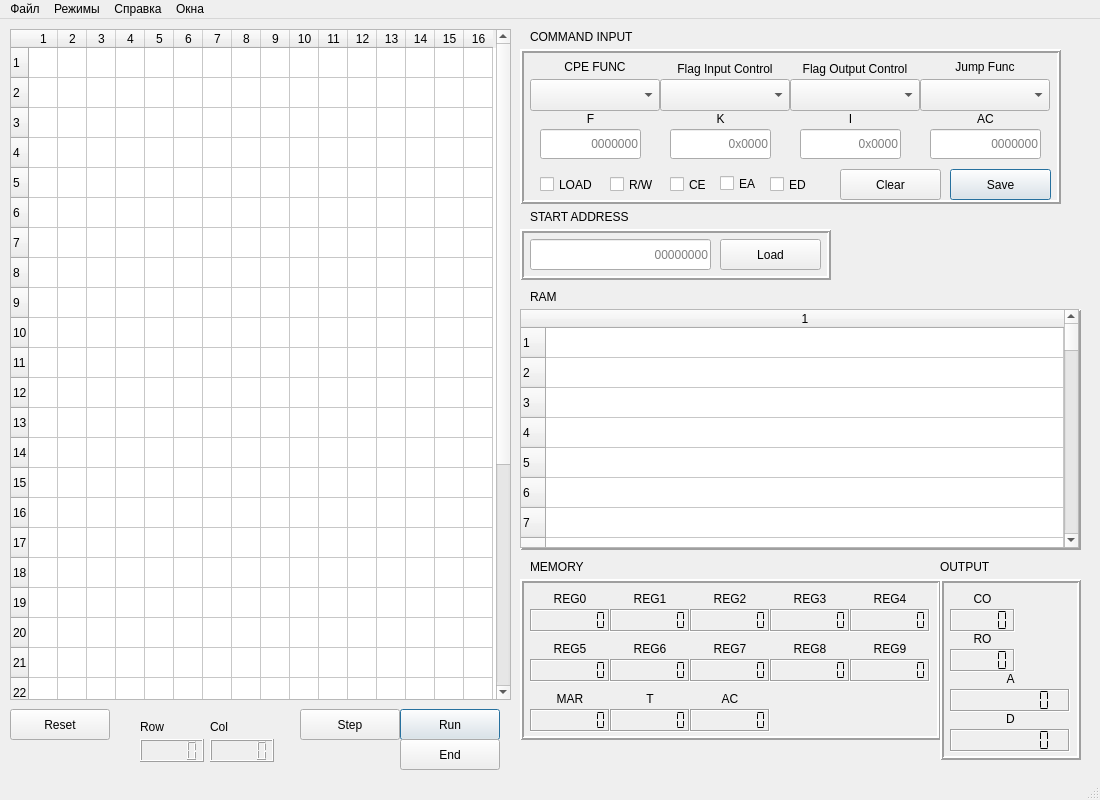
The window that MT589/mainwindow.ui (devborz/mt589-simulator) describes before a commit, drawn with Qt 5.
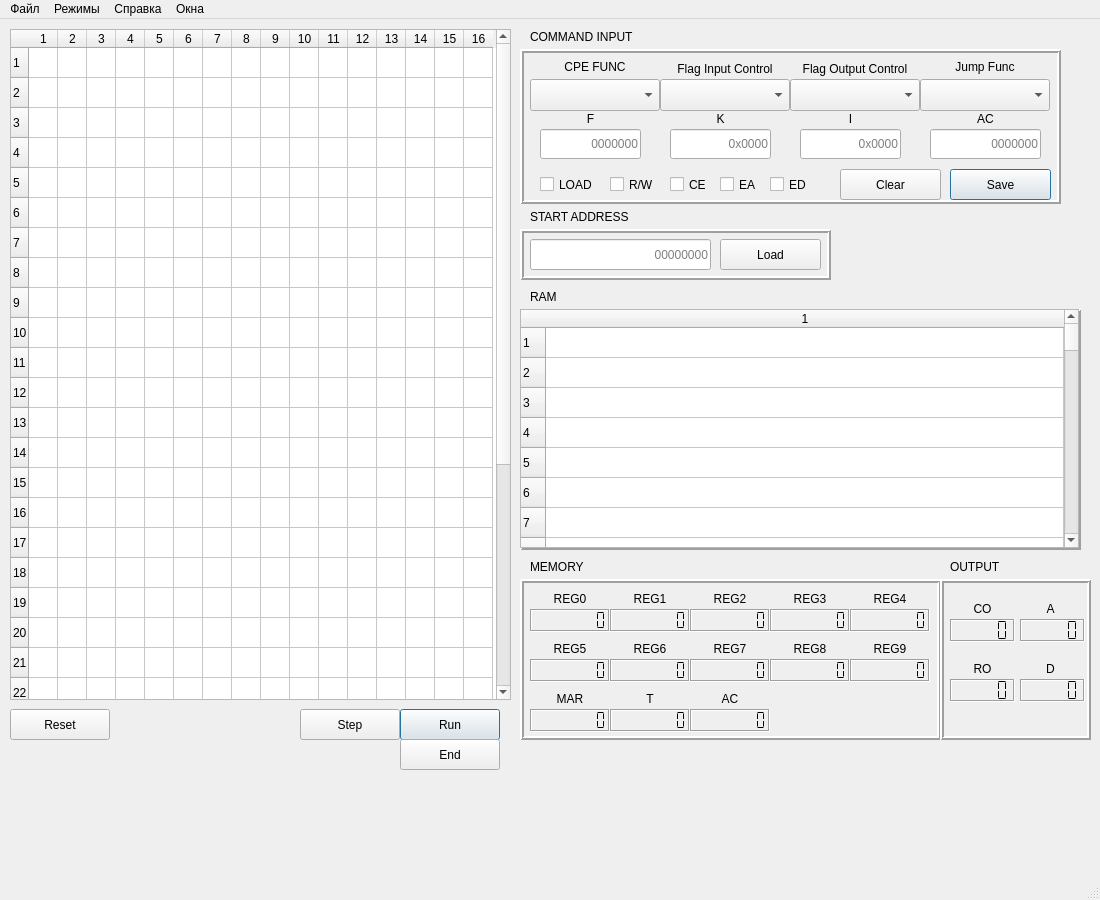
The same window after the commit. Icons and pictures are not drawn.

Patch:
```diff
--- a/MT589/mainwindow.ui
+++ b/MT589/mainwindow.ui
@@ -10,19 +10,19 @@
     <x>0</x>
     <y>0</y>
     <width>1100</width>
-    <height>800</height>
+    <height>900</height>
    </rect>
   </property>
   <property name="minimumSize">
    <size>
     <width>1100</width>
-    <height>800</height>
+    <height>900</height>
    </size>
   </property>
   <property name="maximumSize">
    <size>
     <width>1100</width>
-    <height>800</height>
+    <height>900</height>
    </size>
   </property>
   <property name="baseSize">
@@ -814,7 +814,7 @@
    <widget class="QLabel" name="label_30">
     <property name="geometry">
      <rect>
-      <x>940</x>
+      <x>950</x>
       <y>540</y>
       <width>58</width>
       <height>16</height>
@@ -962,8 +962,8 @@
      <rect>
       <x>940</x>
       <y>560</y>
-      <width>141</width>
-      <height>181</height>
+      <width>151</width>
+      <height>161</height>
      </rect>
     </property>
     <property name="frameShape">
@@ -978,9 +978,9 @@
     <widget class="QLabel" name="label_27">
      <property name="geometry">
       <rect>
-       <x>10</x>
-       <y>90</y>
-       <width>121</width>
+       <x>80</x>
+       <y>20</y>
+       <width>61</width>
        <height>20</height>
       </rect>
      </property>
@@ -995,7 +995,7 @@
      <property name="geometry">
       <rect>
        <x>10</x>
-       <y>50</y>
+       <y>80</y>
        <width>65</width>
        <height>20</height>
       </rect>
@@ -1011,7 +1011,7 @@
      <property name="geometry">
       <rect>
        <x>10</x>
-       <y>70</y>
+       <y>100</y>
        <width>65</width>
        <height>23</height>
       </rect>
@@ -1042,7 +1042,7 @@
      <property name="geometry">
       <rect>
        <x>10</x>
-       <y>10</y>
+       <y>20</y>
        <width>65</width>
        <height>20</height>
       </rect>
@@ -1057,9 +1057,9 @@
     <widget class="QLCDNumber" name="Alcd">
      <property name="geometry">
       <rect>
-       <x>10</x>
-       <y>110</y>
-       <width>120</width>
+       <x>80</x>
+       <y>40</y>
+       <width>65</width>
        <height>23</height>
       </rect>
      </property>
@@ -1079,7 +1079,7 @@
       <number>1</number>
      </property>
      <property name="digitCount">
-      <number>8</number>
+      <number>5</number>
      </property>
      <property name="mode">
       <enum>QLCDNumber::Hex</enum>
@@ -1092,7 +1092,7 @@
      <property name="geometry">
       <rect>
        <x>10</x>
-       <y>30</y>
+       <y>40</y>
        <width>65</width>
        <height>23</height>
       </rect>
@@ -1122,9 +1122,9 @@
     <widget class="QLabel" name="label_28">
      <property name="geometry">
       <rect>
-       <x>10</x>
-       <y>130</y>
-       <width>121</width>
+       <x>80</x>
+       <y>80</y>
+       <width>61</width>
        <height>20</height>
       </rect>
      </property>
@@ -1138,9 +1138,9 @@
     <widget class="QLCDNumber" name="Dlcd">
      <property name="geometry">
       <rect>
-       <x>10</x>
-       <y>150</y>
-       <width>120</width>
+       <x>80</x>
+       <y>100</y>
+       <width>65</width>
        <height>23</height>
       </rect>
      </property>
@@ -1160,7 +1160,7 @@
       <number>1</number>
      </property>
      <property name="digitCount">
-      <number>8</number>
+      <number>5</number>
      </property>
      <property name="mode">
       <enum>QLCDNumber::Hex</enum>
@@ -1901,7 +1901,7 @@
      <property name="geometry">
       <rect>
        <x>200</x>
-       <y>119</y>
+       <y>120</y>
        <width>41</width>
        <height>31</height>
       </rect>
@@ -1937,52 +1937,6 @@
      <string>Reset</string>
     </property>
    </widget>
-   <widget class="QLCDNumber" name="rowLcd">
-    <property name="geometry">
-     <rect>
-      <x>140</x>
-      <y>720</y>
-      <width>64</width>
-      <height>23</height>
-     </rect>
-    </property>
-   </widget>
-   <widget class="QLCDNumber" name="colLcd">
-    <property name="geometry">
-     <rect>
-      <x>210</x>
-      <y>720</y>
-      <width>64</width>
-      <height>23</height>
-     </rect>
-    </property>
-   </widget>
-   <widget class="QLabel" name="label_7">
-    <property name="geometry">
-     <rect>
-      <x>140</x>
-      <y>700</y>
-      <width>58</width>
-      <height>16</height>
-     </rect>
-    </property>
-    <property name="text">
-     <string>Row</string>
-    </property>
-   </widget>
-   <widget class="QLabel" name="label_23">
-    <property name="geometry">
-     <rect>
-      <x>210</x>
-      <y>700</y>
-      <width>58</width>
-      <height>16</height>
-     </rect>
-    </property>
-    <property name="text">
-     <string>Col</string>
-    </property>
-   </widget>
   </widget>
   <widget class="QMenuBar" name="menubar">
    <property name="geometry">
```
